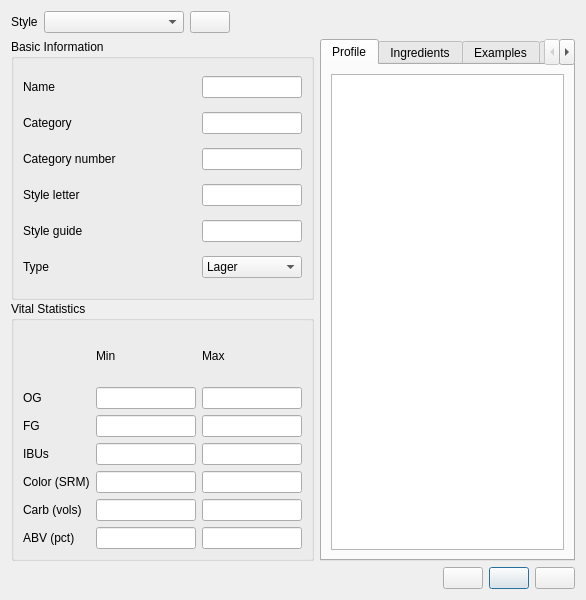
The window that ui/styleEditor.ui (Brewtarget/brewtarget) describes before a commit, drawn with Qt 5.
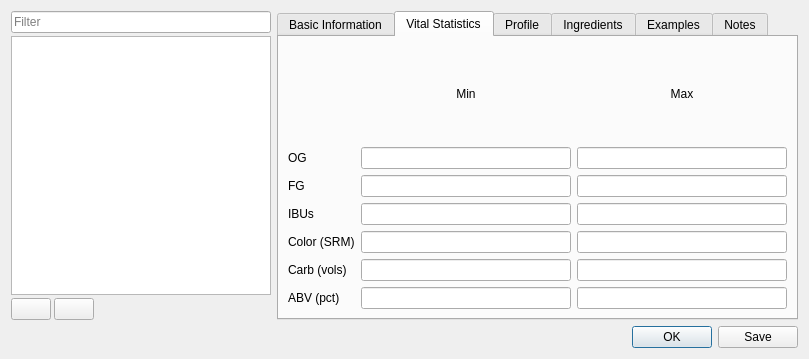
The same window after the commit. The open tabs and pages were chosen to show the change. Icons and pictures are not drawn. Custom widgets are drawn as their Qt base class.

The edit to the form file:
```diff
--- a/ui/styleEditor.ui
+++ b/ui/styleEditor.ui
@@ -6,8 +6,8 @@
    <rect>
     <x>0</x>
     <y>0</y>
-    <width>586</width>
-    <height>600</height>
+    <width>809</width>
+    <height>359</height>
    </rect>
   </property>
   <property name="sizePolicy">
@@ -19,31 +19,103 @@
   <property name="windowTitle">
    <string>Style Editor</string>
   </property>
-  <layout class="QVBoxLayout" name="verticalLayout_7">
+  <layout class="QVBoxLayout" name="verticalLayout_2">
    <item>
-    <layout class="QHBoxLayout" name="horizontalLayout_styles">
+    <layout class="QHBoxLayout" name="horizontalLayout">
      <item>
-      <widget class="QLabel" name="label">
+      <layout class="QVBoxLayout" name="verticalLayout">
+       <property name="spacing">
+        <number>3</number>
+       </property>
+       <item>
+        <widget class="QLineEdit" name="lineEdit_filter">
+         <property name="sizePolicy">
+          <sizepolicy hsizetype="MinimumExpanding" vsizetype="Fixed">
+           <horstretch>0</horstretch>
+           <verstretch>0</verstretch>
+          </sizepolicy>
+         </property>
+         <property name="minimumSize">
+          <size>
+           <width>260</width>
+           <height>0</height>
+          </size>
+         </property>
+         <property name="maximumSize">
+          <size>
+           <width>235</width>
+           <height>16777215</height>
+          </size>
+         </property>
        <property name="text">
-        <string>Style</string>
-       </property>
+          <string/>
+         </property>
+         <property name="maxLength">
+          <number>32767</number>
+         </property>
+         <property name="placeholderText">
+          <string>Filter</string>
+         </property>
+         <property name="clearButtonEnabled">
+          <bool>true</bool>
+         </property>
       </widget>
      </item>
      <item>
-      <widget class="QComboBox" name="styleComboBox">
+        <widget class="QListView" name="styleListView">
+         <property name="sizePolicy">
+          <sizepolicy hsizetype="MinimumExpanding" vsizetype="Expanding">
+           <horstretch>0</horstretch>
+           <verstretch>0</verstretch>
+          </sizepolicy>
+         </property>
        <property name="minimumSize">
         <size>
-         <width>140</width>
+           <width>260</width>
          <height>0</height>
         </size>
        </property>
-       <property name="sizeAdjustPolicy">
-        <enum>QComboBox::AdjustToContents</enum>
+         <property name="maximumSize">
+          <size>
+           <width>260</width>
+           <height>16777215</height>
+          </size>
+         </property>
+        </widget>
+       </item>
+       <item>
+        <layout class="QHBoxLayout" name="horizontalLayout_2">
+         <item>
+          <widget class="QPushButton" name="pushButton_new">
+           <property name="sizePolicy">
+            <sizepolicy hsizetype="Minimum" vsizetype="Fixed">
+             <horstretch>0</horstretch>
+             <verstretch>0</verstretch>
+            </sizepolicy>
+           </property>
+           <property name="toolTip">
+            <string>Add New Style</string>
+           </property>
+           <property name="text">
+            <string/>
+           </property>
+           <property name="icon">
+            <iconset resource="../brewtarget.qrc">
+             <normaloff>:/images/smallPlus.svg</normaloff>:/images/smallPlus.svg</iconset>
+           </property>
+           <property name="autoDefault">
+            <bool>false</bool>
        </property>
       </widget>
      </item>
      <item>
       <widget class="QPushButton" name="pushButton_remove">
+           <property name="sizePolicy">
+            <sizepolicy hsizetype="Minimum" vsizetype="Fixed">
+             <horstretch>0</horstretch>
+             <verstretch>0</verstretch>
+            </sizepolicy>
+           </property>
        <property name="toolTip">
         <string>Delete selected style</string>
        </property>
@@ -60,10 +132,13 @@
       </widget>
      </item>
      <item>
-      <spacer name="horizontalSpacer">
+          <spacer name="horizontalSpacer_3">
        <property name="orientation">
         <enum>Qt::Horizontal</enum>
        </property>
+           <property name="sizeType">
+            <enum>QSizePolicy::Expanding</enum>
+           </property>
        <property name="sizeHint" stdset="0">
         <size>
          <width>40</width>
@@ -74,25 +149,30 @@
      </item>
     </layout>
    </item>
+      </layout>
+     </item>
    <item>
-    <layout class="QHBoxLayout" name="horizontalLayout_21">
-     <item>
-      <layout class="QVBoxLayout" name="verticalLayout_6">
-       <property name="spacing">
-        <number>1</number>
-       </property>
-       <item>
-        <widget class="QGroupBox" name="groupBox_2">
+      <widget class="QTabWidget" name="tabWidget">
          <property name="sizePolicy">
-          <sizepolicy hsizetype="Preferred" vsizetype="Minimum">
+        <sizepolicy hsizetype="Expanding" vsizetype="Expanding">
            <horstretch>0</horstretch>
            <verstretch>0</verstretch>
           </sizepolicy>
          </property>
-         <property name="title">
+       <property name="minimumSize">
+        <size>
+         <width>521</width>
+         <height>0</height>
+        </size>
+       </property>
+       <property name="currentIndex">
+        <number>0</number>
+       </property>
+       <widget class="QWidget" name="tabBasicInfoStyleEditor">
+        <attribute name="title">
           <string>Basic Information</string>
-         </property>
-         <layout class="QGridLayout" name="gridLayout_2">
+        </attribute>
+        <layout class="QFormLayout" name="formLayout">
           <item row="0" column="0">
            <widget class="QLabel" name="label_name">
             <property name="sizePolicy">
@@ -112,7 +192,7 @@
           <item row="0" column="1">
            <widget class="QLineEdit" name="lineEdit_name">
             <property name="sizePolicy">
-             <sizepolicy hsizetype="Fixed" vsizetype="Fixed">
+            <sizepolicy hsizetype="Expanding" vsizetype="Fixed">
               <horstretch>100</horstretch>
               <verstretch>0</verstretch>
              </sizepolicy>
@@ -125,7 +205,7 @@
             </property>
             <property name="maximumSize">
              <size>
-              <width>100</width>
+             <width>16777215</width>
               <height>16777215</height>
              </size>
             </property>
@@ -153,7 +233,7 @@
           <item row="1" column="1">
            <widget class="QLineEdit" name="lineEdit_category">
             <property name="sizePolicy">
-             <sizepolicy hsizetype="Fixed" vsizetype="Fixed">
+            <sizepolicy hsizetype="Expanding" vsizetype="Fixed">
               <horstretch>100</horstretch>
               <verstretch>0</verstretch>
              </sizepolicy>
@@ -166,7 +246,7 @@
             </property>
             <property name="maximumSize">
              <size>
-              <width>100</width>
+             <width>16777215</width>
               <height>16777215</height>
              </size>
             </property>
@@ -191,6 +271,31 @@
             </property>
            </widget>
           </item>
+         <item row="2" column="1">
+          <widget class="QLineEdit" name="lineEdit_categoryNumber">
+           <property name="sizePolicy">
+            <sizepolicy hsizetype="Expanding" vsizetype="Fixed">
+             <horstretch>100</horstretch>
+             <verstretch>0</verstretch>
+            </sizepolicy>
+           </property>
+           <property name="minimumSize">
+            <size>
+             <width>100</width>
+             <height>0</height>
+            </size>
+           </property>
+           <property name="maximumSize">
+            <size>
+             <width>16777215</width>
+             <height>16777215</height>
+            </size>
+           </property>
+           <property name="toolTip">
+            <string>Category number</string>
+           </property>
+          </widget>
+         </item>
           <item row="3" column="0">
            <widget class="QLabel" name="label_styleLetter">
             <property name="sizePolicy">
@@ -207,6 +312,31 @@
             </property>
            </widget>
           </item>
+         <item row="3" column="1">
+          <widget class="QLineEdit" name="lineEdit_styleLetter">
+           <property name="sizePolicy">
+            <sizepolicy hsizetype="Expanding" vsizetype="Fixed">
+             <horstretch>100</horstretch>
+             <verstretch>0</verstretch>
+            </sizepolicy>
+           </property>
+           <property name="minimumSize">
+            <size>
+             <width>100</width>
+             <height>0</height>
+            </size>
+           </property>
+           <property name="maximumSize">
+            <size>
+             <width>16777215</width>
+             <height>16777215</height>
+            </size>
+           </property>
+           <property name="toolTip">
+            <string>Style letter</string>
+           </property>
+          </widget>
+         </item>
           <item row="4" column="0">
            <widget class="QLabel" name="label_styleGuide">
             <property name="sizePolicy">
@@ -223,6 +353,31 @@
             </property>
            </widget>
           </item>
+         <item row="4" column="1">
+          <widget class="QLineEdit" name="lineEdit_styleGuide">
+           <property name="sizePolicy">
+            <sizepolicy hsizetype="Expanding" vsizetype="Fixed">
+             <horstretch>100</horstretch>
+             <verstretch>0</verstretch>
+            </sizepolicy>
+           </property>
+           <property name="minimumSize">
+            <size>
+             <width>100</width>
+             <height>0</height>
+            </size>
+           </property>
+           <property name="maximumSize">
+            <size>
+             <width>16777215</width>
+             <height>16777215</height>
+            </size>
+           </property>
+           <property name="toolTip">
+            <string>Style guide</string>
+           </property>
+          </widget>
+         </item>
           <item row="5" column="0">
            <widget class="QLabel" name="label_type">
             <property name="sizePolicy">
@@ -236,85 +391,10 @@
             </property>
            </widget>
           </item>
-          <item row="2" column="1">
-           <widget class="QLineEdit" name="lineEdit_categoryNumber">
-            <property name="sizePolicy">
-             <sizepolicy hsizetype="Fixed" vsizetype="Fixed">
-              <horstretch>100</horstretch>
-              <verstretch>0</verstretch>
-             </sizepolicy>
-            </property>
-            <property name="minimumSize">
-             <size>
-              <width>100</width>
-              <height>0</height>
-             </size>
-            </property>
-            <property name="maximumSize">
-             <size>
-              <width>100</width>
-              <height>16777215</height>
-             </size>
-            </property>
-            <property name="toolTip">
-             <string>Category number</string>
-            </property>
-           </widget>
-          </item>
-          <item row="3" column="1">
-           <widget class="QLineEdit" name="lineEdit_styleLetter">
-            <property name="sizePolicy">
-             <sizepolicy hsizetype="Fixed" vsizetype="Fixed">
-              <horstretch>100</horstretch>
-              <verstretch>0</verstretch>
-             </sizepolicy>
-            </property>
-            <property name="minimumSize">
-             <size>
-              <width>100</width>
-              <height>0</height>
-             </size>
-            </property>
-            <property name="maximumSize">
-             <size>
-              <width>100</width>
-              <height>16777215</height>
-             </size>
-            </property>
-            <property name="toolTip">
-             <string>Style letter</string>
-            </property>
-           </widget>
-          </item>
-          <item row="4" column="1">
-           <widget class="QLineEdit" name="lineEdit_styleGuide">
-            <property name="sizePolicy">
-             <sizepolicy hsizetype="Fixed" vsizetype="Fixed">
-              <horstretch>100</horstretch>
-              <verstretch>0</verstretch>
-             </sizepolicy>
-            </property>
-            <property name="minimumSize">
-             <size>
-              <width>100</width>
-              <height>0</height>
-             </size>
-            </property>
-            <property name="maximumSize">
-             <size>
-              <width>100</width>
-              <height>16777215</height>
-             </size>
-            </property>
-            <property name="toolTip">
-             <string>Style guide</string>
-            </property>
-           </widget>
-          </item>
           <item row="5" column="1">
            <widget class="QComboBox" name="comboBox_type">
             <property name="sizePolicy">
-             <sizepolicy hsizetype="Fixed" vsizetype="Fixed">
+            <sizepolicy hsizetype="Expanding" vsizetype="Fixed">
               <horstretch>100</horstretch>
               <verstretch>0</verstretch>
              </sizepolicy>
@@ -327,7 +407,7 @@
             </property>
             <property name="maximumSize">
              <size>
-              <width>100</width>
+             <width>16777215</width>
               <height>16777215</height>
              </size>
             </property>
@@ -368,53 +448,53 @@
           </item>
          </layout>
         </widget>
-       </item>
-       <item>
-        <widget class="QGroupBox" name="groupBox">
-         <property name="sizePolicy">
-          <sizepolicy hsizetype="Preferred" vsizetype="Minimum">
-           <horstretch>0</horstretch>
-           <verstretch>0</verstretch>
-          </sizepolicy>
-         </property>
-         <property name="title">
+       <widget class="QWidget" name="tabVitalStatsStyleEditor">
+        <attribute name="title">
           <string>Vital Statistics</string>
-         </property>
-         <property name="configSection" stdset="0">
-          <string notr="true">styleEditor</string>
-         </property>
+        </attribute>
          <layout class="QGridLayout" name="gridLayout">
-          <item row="0" column="2">
-           <widget class="QLabel" name="label_max">
-            <property name="text">
-             <string>Max</string>
-            </property>
-           </widget>
-          </item>
-          <item row="0" column="1">
-           <widget class="QLabel" name="label_min">
-            <property name="text">
-             <string>Min</string>
-            </property>
-           </widget>
-          </item>
-          <item row="1" column="0">
-           <widget class="BtDensityLabel" name="label_og">
+         <item row="3" column="2">
+          <widget class="BtGenericEdit" name="lineEdit_ibuMax">
+           <property name="sizePolicy">
+            <sizepolicy hsizetype="Expanding" vsizetype="Fixed">
+             <horstretch>100</horstretch>
+             <verstretch>0</verstretch>
+            </sizepolicy>
+           </property>
+           <property name="minimumSize">
+            <size>
+             <width>100</width>
+             <height>0</height>
+            </size>
+           </property>
+           <property name="maximumSize">
+            <size>
+             <width>16777215</width>
+             <height>16777215</height>
+            </size>
+           </property>
+           <property name="editField" stdset="0">
+            <string notr="true">ibuMax</string>
+           </property>
+          </widget>
+         </item>
+         <item row="4" column="0">
+          <widget class="BtColorLabel" name="label_color">
             <property name="contextMenuPolicy">
              <enum>Qt::CustomContextMenu</enum>
             </property>
             <property name="text">
-             <string>OG</string>
+            <string>Color (SRM)</string>
             </property>
             <property name="editField" stdset="0">
-             <string notr="true">og</string>
+            <string notr="true">color_srm</string>
             </property>
            </widget>
           </item>
-          <item row="1" column="1">
-           <widget class="BtDensityEdit" name="lineEdit_ogMin">
+         <item row="2" column="1">
+          <widget class="BtDensityEdit" name="lineEdit_fgMin">
             <property name="sizePolicy">
-             <sizepolicy hsizetype="Fixed" vsizetype="Fixed">
+            <sizepolicy hsizetype="Expanding" vsizetype="Fixed">
               <horstretch>100</horstretch>
               <verstretch>0</verstretch>
              </sizepolicy>
@@ -427,19 +507,44 @@
             </property>
             <property name="maximumSize">
              <size>
+             <width>16777215</width>
+             <height>16777215</height>
+            </size>
+           </property>
+           <property name="editField" stdset="0">
+            <string notr="true">fgMin</string>
+           </property>
+          </widget>
+         </item>
+         <item row="5" column="1">
+          <widget class="BtGenericEdit" name="lineEdit_carbMin">
+           <property name="sizePolicy">
+            <sizepolicy hsizetype="Expanding" vsizetype="Fixed">
+             <horstretch>100</horstretch>
+             <verstretch>0</verstretch>
+            </sizepolicy>
+           </property>
+           <property name="minimumSize">
+            <size>
               <width>100</width>
+             <height>0</height>
+            </size>
+           </property>
+           <property name="maximumSize">
+            <size>
+             <width>16777215</width>
               <height>16777215</height>
              </size>
             </property>
             <property name="editField" stdset="0">
-             <string notr="true">ogMin</string>
+            <string notr="true">carbMin_vol</string>
             </property>
            </widget>
           </item>
           <item row="1" column="2">
            <widget class="BtDensityEdit" name="lineEdit_ogMax">
             <property name="sizePolicy">
-             <sizepolicy hsizetype="Fixed" vsizetype="Fixed">
+            <sizepolicy hsizetype="Expanding" vsizetype="Fixed">
               <horstretch>100</horstretch>
               <verstretch>0</verstretch>
              </sizepolicy>
@@ -452,7 +557,7 @@
             </property>
             <property name="maximumSize">
              <size>
-              <width>100</width>
+             <width>16777215</width>
               <height>16777215</height>
              </size>
             </property>
@@ -474,10 +579,10 @@
             </property>
            </widget>
           </item>
-          <item row="2" column="1">
-           <widget class="BtDensityEdit" name="lineEdit_fgMin">
+         <item row="1" column="1">
+          <widget class="BtDensityEdit" name="lineEdit_ogMin">
             <property name="sizePolicy">
-             <sizepolicy hsizetype="Fixed" vsizetype="Fixed">
+            <sizepolicy hsizetype="Expanding" vsizetype="Fixed">
               <horstretch>100</horstretch>
               <verstretch>0</verstretch>
              </sizepolicy>
@@ -490,51 +595,32 @@
             </property>
             <property name="maximumSize">
              <size>
-              <width>100</width>
+             <width>16777215</width>
               <height>16777215</height>
              </size>
             </property>
             <property name="editField" stdset="0">
-             <string notr="true">fgMin</string>
+            <string notr="true">ogMin</string>
             </property>
            </widget>
           </item>
-          <item row="2" column="2">
-           <widget class="BtDensityEdit" name="lineEdit_fgMax">
-            <property name="sizePolicy">
-             <sizepolicy hsizetype="Fixed" vsizetype="Fixed">
-              <horstretch>100</horstretch>
-              <verstretch>0</verstretch>
-             </sizepolicy>
-            </property>
-            <property name="minimumSize">
-             <size>
-              <width>100</width>
-              <height>0</height>
-             </size>
-            </property>
-            <property name="maximumSize">
-             <size>
-              <width>100</width>
-              <height>16777215</height>
-             </size>
-            </property>
-            <property name="editField" stdset="0">
-             <string notr="true">fgMax</string>
-            </property>
-           </widget>
-          </item>
-          <item row="3" column="0">
-           <widget class="QLabel" name="label_ibu">
+         <item row="1" column="0">
+          <widget class="BtDensityLabel" name="label_og">
+           <property name="contextMenuPolicy">
+            <enum>Qt::CustomContextMenu</enum>
+           </property>
             <property name="text">
-             <string>IBUs</string>
+            <string>OG</string>
+           </property>
+           <property name="editField" stdset="0">
+            <string notr="true">og</string>
             </property>
            </widget>
           </item>
           <item row="3" column="1">
            <widget class="BtGenericEdit" name="lineEdit_ibuMin">
             <property name="sizePolicy">
-             <sizepolicy hsizetype="Fixed" vsizetype="Fixed">
+            <sizepolicy hsizetype="Expanding" vsizetype="Fixed">
               <horstretch>100</horstretch>
               <verstretch>0</verstretch>
              </sizepolicy>
@@ -547,7 +633,7 @@
             </property>
             <property name="maximumSize">
              <size>
-              <width>100</width>
+             <width>16777215</width>
               <height>16777215</height>
              </size>
             </property>
@@ -556,10 +642,10 @@
             </property>
            </widget>
           </item>
-          <item row="3" column="2">
-           <widget class="BtGenericEdit" name="lineEdit_ibuMax">
+         <item row="6" column="2">
+          <widget class="BtGenericEdit" name="lineEdit_abvMax">
             <property name="sizePolicy">
-             <sizepolicy hsizetype="Fixed" vsizetype="Fixed">
+            <sizepolicy hsizetype="Expanding" vsizetype="Fixed">
               <horstretch>100</horstretch>
               <verstretch>0</verstretch>
              </sizepolicy>
@@ -572,57 +658,19 @@
             </property>
             <property name="maximumSize">
              <size>
-              <width>100</width>
+             <width>16777215</width>
               <height>16777215</height>
              </size>
             </property>
             <property name="editField" stdset="0">
-             <string notr="true">ibuMax</string>
-            </property>
-           </widget>
-          </item>
-          <item row="4" column="0">
-           <widget class="BtColorLabel" name="label_color">
-            <property name="contextMenuPolicy">
-             <enum>Qt::CustomContextMenu</enum>
-            </property>
-            <property name="text">
-             <string>Color (SRM)</string>
-            </property>
-            <property name="editField" stdset="0">
-             <string notr="true">color_srm</string>
-            </property>
-           </widget>
-          </item>
-          <item row="4" column="1">
-           <widget class="BtColorEdit" name="lineEdit_colorMin">
-            <property name="sizePolicy">
-             <sizepolicy hsizetype="Fixed" vsizetype="Fixed">
-              <horstretch>100</horstretch>
-              <verstretch>0</verstretch>
-             </sizepolicy>
-            </property>
-            <property name="minimumSize">
-             <size>
-              <width>100</width>
-              <height>0</height>
-             </size>
-            </property>
-            <property name="maximumSize">
-             <size>
-              <width>100</width>
-              <height>16777215</height>
-             </size>
-            </property>
-            <property name="editField" stdset="0">
-             <string notr="true">colorMin_srm</string>
+            <string notr="true">abvMax_pct</string>
             </property>
            </widget>
           </item>
           <item row="4" column="2">
            <widget class="BtColorEdit" name="lineEdit_colorMax">
             <property name="sizePolicy">
-             <sizepolicy hsizetype="Fixed" vsizetype="Fixed">
+            <sizepolicy hsizetype="Expanding" vsizetype="Fixed">
               <horstretch>100</horstretch>
               <verstretch>0</verstretch>
              </sizepolicy>
@@ -635,7 +683,7 @@
             </property>
             <property name="maximumSize">
              <size>
-              <width>100</width>
+             <width>16777215</width>
               <height>16777215</height>
              </size>
             </property>
@@ -651,10 +699,26 @@
             </property>
            </widget>
           </item>
-          <item row="5" column="1">
-           <widget class="BtGenericEdit" name="lineEdit_carbMin">
+         <item row="0" column="2">
+          <widget class="QLabel" name="label_max">
             <property name="sizePolicy">
-             <sizepolicy hsizetype="Fixed" vsizetype="Fixed">
+            <sizepolicy hsizetype="Expanding" vsizetype="MinimumExpanding">
+             <horstretch>0</horstretch>
+             <verstretch>0</verstretch>
+            </sizepolicy>
+           </property>
+           <property name="text">
+            <string>Max</string>
+           </property>
+           <property name="alignment">
+            <set>Qt::AlignCenter</set>
+           </property>
+          </widget>
+         </item>
+         <item row="4" column="1">
+          <widget class="BtColorEdit" name="lineEdit_colorMin">
+           <property name="sizePolicy">
+            <sizepolicy hsizetype="Expanding" vsizetype="Fixed">
               <horstretch>100</horstretch>
               <verstretch>0</verstretch>
              </sizepolicy>
@@ -667,19 +731,19 @@
             </property>
             <property name="maximumSize">
              <size>
-              <width>100</width>
+             <width>16777215</width>
               <height>16777215</height>
              </size>
             </property>
             <property name="editField" stdset="0">
-             <string notr="true">carbMin_vol</string>
+            <string notr="true">colorMin_srm</string>
             </property>
            </widget>
           </item>
           <item row="5" column="2">
            <widget class="BtGenericEdit" name="lineEdit_carbMax">
             <property name="sizePolicy">
-             <sizepolicy hsizetype="Fixed" vsizetype="Fixed">
+            <sizepolicy hsizetype="Expanding" vsizetype="Fixed">
               <horstretch>100</horstretch>
               <verstretch>0</verstretch>
              </sizepolicy>
@@ -692,7 +756,7 @@
             </property>
             <property name="maximumSize">
              <size>
-              <width>100</width>
+             <width>16777215</width>
               <height>16777215</height>
              </size>
             </property>
@@ -701,6 +765,38 @@
             </property>
            </widget>
           </item>
+         <item row="2" column="2">
+          <widget class="BtDensityEdit" name="lineEdit_fgMax">
+           <property name="sizePolicy">
+            <sizepolicy hsizetype="Expanding" vsizetype="Fixed">
+             <horstretch>100</horstretch>
+             <verstretch>0</verstretch>
+            </sizepolicy>
+           </property>
+           <property name="minimumSize">
+            <size>
+             <width>100</width>
+             <height>0</height>
+            </size>
+           </property>
+           <property name="maximumSize">
+            <size>
+             <width>16777215</width>
+             <height>16777215</height>
+            </size>
+           </property>
+           <property name="editField" stdset="0">
+            <string notr="true">fgMax</string>
+           </property>
+          </widget>
+         </item>
+         <item row="3" column="0">
+          <widget class="QLabel" name="label_ibu">
+           <property name="text">
+            <string>IBUs</string>
+           </property>
+          </widget>
+         </item>
           <item row="6" column="0">
            <widget class="QLabel" name="label_abv">
             <property name="text">
@@ -711,7 +807,7 @@
           <item row="6" column="1">
            <widget class="BtGenericEdit" name="lineEdit_abvMin">
             <property name="sizePolicy">
-             <sizepolicy hsizetype="Fixed" vsizetype="Fixed">
+            <sizepolicy hsizetype="Expanding" vsizetype="Fixed">
               <horstretch>100</horstretch>
               <verstretch>0</verstretch>
              </sizepolicy>
@@ -724,7 +820,7 @@
             </property>
             <property name="maximumSize">
              <size>
-              <width>100</width>
+             <width>16777215</width>
               <height>16777215</height>
              </size>
             </property>
@@ -733,68 +829,24 @@
             </property>
            </widget>
           </item>
-          <item row="6" column="2">
-           <widget class="BtGenericEdit" name="lineEdit_abvMax">
-            <property name="sizePolicy">
-             <sizepolicy hsizetype="Fixed" vsizetype="Fixed">
-              <horstretch>100</horstretch>
-              <verstretch>0</verstretch>
-             </sizepolicy>
-            </property>
-            <property name="minimumSize">
-             <size>
-              <width>100</width>
-              <height>0</height>
-             </size>
-            </property>
-            <property name="maximumSize">
-             <size>
-              <width>100</width>
-              <height>16777215</height>
-             </size>
-            </property>
-            <property name="editField" stdset="0">
-             <string notr="true">abvMax_pct</string>
-            </property>
-           </widget>
-          </item>
-         </layout>
-        </widget>
-       </item>
-       <item>
-        <spacer name="verticalSpacer">
-         <property name="orientation">
-          <enum>Qt::Vertical</enum>
-         </property>
-         <property name="sizeType">
-          <enum>QSizePolicy::Minimum</enum>
-         </property>
-         <property name="sizeHint" stdset="0">
-          <size>
-           <width>20</width>
-           <height>0</height>
-          </size>
-         </property>
-        </spacer>
-       </item>
-      </layout>
-     </item>
-     <item>
-      <layout class="QVBoxLayout" name="verticalLayout_5">
-       <property name="spacing">
-        <number>1</number>
-       </property>
-       <item>
-        <widget class="QTabWidget" name="tabWidget">
+         <item row="0" column="1">
+          <widget class="QLabel" name="label_min">
          <property name="sizePolicy">
           <sizepolicy hsizetype="Expanding" vsizetype="MinimumExpanding">
            <horstretch>0</horstretch>
            <verstretch>0</verstretch>
           </sizepolicy>
          </property>
-         <property name="currentIndex">
-          <number>0</number>
-         </property>
+           <property name="text">
+            <string>Min</string>
+           </property>
+           <property name="alignment">
+            <set>Qt::AlignCenter</set>
+           </property>
+          </widget>
+         </item>
+        </layout>
+       </widget>
          <widget class="QWidget" name="tab">
           <attribute name="title">
            <string>Profile</string>
@@ -866,82 +918,29 @@
        </item>
       </layout>
      </item>
-    </layout>
-   </item>
    <item>
-    <layout class="QHBoxLayout" name="horizontalLayout_20">
-     <item>
-      <spacer name="horizontalSpacer_2">
-       <property name="orientation">
-        <enum>Qt::Horizontal</enum>
-       </property>
-       <property name="sizeHint" stdset="0">
-        <size>
-         <width>40</width>
-         <height>20</height>
-        </size>
-       </property>
-      </spacer>
-     </item>
-     <item>
-      <widget class="QPushButton" name="pushButton_new">
-       <property name="toolTip">
-        <string>New</string>
-       </property>
-       <property name="text">
-        <string/>
-       </property>
-       <property name="icon">
-        <iconset resource="../brewtarget.qrc">
-         <normaloff>:/images/smallPlus.svg</normaloff>:/images/smallPlus.svg</iconset>
-       </property>
-       <property name="autoDefault">
-        <bool>false</bool>
-       </property>
-      </widget>
-     </item>
-     <item>
-      <widget class="QPushButton" name="pushButton_save">
-       <property name="toolTip">
-        <string>Save</string>
-       </property>
-       <property name="text">
-        <string/>
-       </property>
-       <property name="icon">
-        <iconset resource="../brewtarget.qrc">
-         <normaloff>:/images/filesave.svg</normaloff>:/images/filesave.svg</iconset>
-       </property>
-       <property name="autoDefault">
-        <bool>false</bool>
-       </property>
-       <property name="default">
-        <bool>true</bool>
-       </property>
-      </widget>
-     </item>
-     <item>
-      <widget class="QPushButton" name="pushButton_cancel">
-       <property name="toolTip">
-        <string>Cancel</string>
-       </property>
-       <property name="text">
-        <string/>
-       </property>
-       <property name="icon">
-        <iconset resource="../brewtarget.qrc">
-         <normaloff>:/images/exit.svg</normaloff>:/images/exit.svg</iconset>
-       </property>
-       <property name="autoDefault">
-        <bool>false</bool>
-       </property>
-      </widget>
-     </item>
-    </layout>
+    <widget class="QDialogButtonBox" name="buttonBox">
+     <property name="standardButtons">
+      <set>QDialogButtonBox::Ok|QDialogButtonBox::Save</set>
+     </property>
+    </widget>
    </item>
   </layout>
  </widget>
  <customwidgets>
+  <customwidget>
+   <class>BtGenericEdit</class>
+   <extends>QLineEdit</extends>
+   <header>BtLineEdit.h</header>
+  </customwidget>
+  <customwidget>
+   <class>BtDensityEdit</class>
+   <extends>QLineEdit</extends>
+   <header>BtLineEdit.h</header>
+   <slots>
+    <slot>lineChanged(Unit::unitDisplay,Unit::unitScale)</slot>
+   </slots>
+  </customwidget>
   <customwidget>
    <class>BtDensityLabel</class>
    <extends>QLabel</extends>
@@ -950,19 +949,6 @@
     <signal>labelChanged(Unit::unitDisplay,Unit::unitScale)</signal>
    </slots>
   </customwidget>
-  <customwidget>
-   <class>BtDensityEdit</class>
-   <extends>QLineEdit</extends>
-   <header>BtLineEdit.h</header>
-   <slots>
-    <slot>lineChanged(Unit::unitDisplay,Unit::unitScale)</slot>
-   </slots>
-  </customwidget>
-  <customwidget>
-   <class>BtGenericEdit</class>
-   <extends>QLineEdit</extends>
-   <header>BtLineEdit.h</header>
-  </customwidget>
   <customwidget>
    <class>BtColorLabel</class>
    <extends>QLabel</extends>
```
Lines whose indentation alone changed are shown as unchanged.
